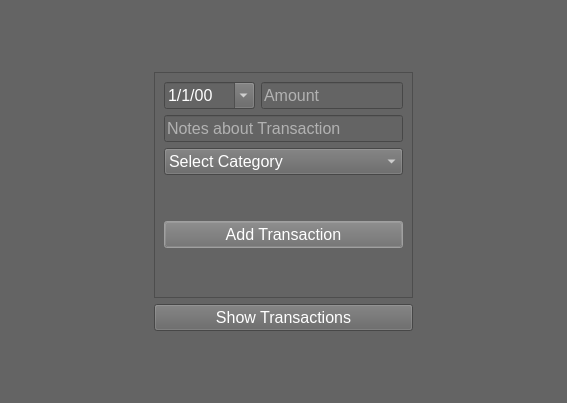
Above: gui/newtransaction_dialog.ui from kkonsw/expense-tracker before the change. Below: the same form after it.
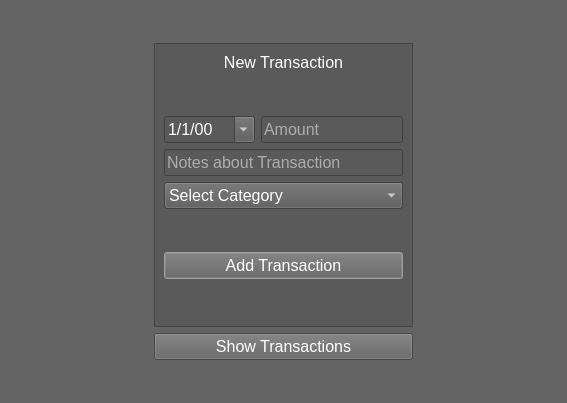
That is the form after the change.

Commit message: Remove db operations from Transactions window

```diff
--- a/gui/newtransaction_dialog.ui
+++ b/gui/newtransaction_dialog.ui
@@ -31,7 +31,7 @@
     </spacer>
    </item>
    <item>
-    <layout class="QHBoxLayout" name="horizontalLayout">
+    <layout class="QHBoxLayout" name="horizontalLayout" stretch="2,0,2">
      <item>
       <spacer name="horizontalSpacer_2">
        <property name="orientation">
@@ -49,6 +49,9 @@
       <layout class="QVBoxLayout" name="verticalLayout_2">
        <item>
         <widget class="QFrame" name="frame">
+         <property name="styleSheet">
+          <string notr="true">background-color: rgb(90, 90, 90);</string>
+         </property>
          <property name="frameShape">
           <enum>QFrame::StyledPanel</enum>
          </property>
@@ -56,6 +59,37 @@
           <enum>QFrame::Raised</enum>
          </property>
          <layout class="QVBoxLayout" name="verticalLayout">
+          <item>
+           <widget class="QLabel" name="label">
+            <property name="font">
+             <font>
+              <pointsize>12</pointsize>
+             </font>
+            </property>
+            <property name="styleSheet">
+             <string notr="true">color: rgb(255, 255, 255);</string>
+            </property>
+            <property name="text">
+             <string>New Transaction</string>
+            </property>
+            <property name="alignment">
+             <set>Qt::AlignCenter</set>
+            </property>
+           </widget>
+          </item>
+          <item>
+           <spacer name="verticalSpacer_5">
+            <property name="orientation">
+             <enum>Qt::Vertical</enum>
+            </property>
+            <property name="sizeHint" stdset="0">
+             <size>
+              <width>20</width>
+              <height>40</height>
+             </size>
+            </property>
+           </spacer>
+          </item>
           <item>
            <layout class="QHBoxLayout" name="horizontalLayout_2">
             <item>
```
The commit also changes 6 other files.
